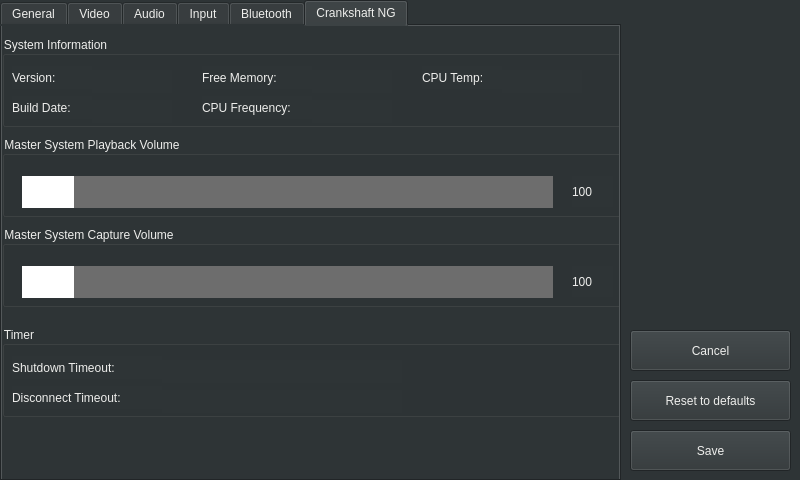
The window that src/autoapp/UI/settingswindow.ui (arash-rasouli/openauto) describes before a commit, drawn with Qt 5.
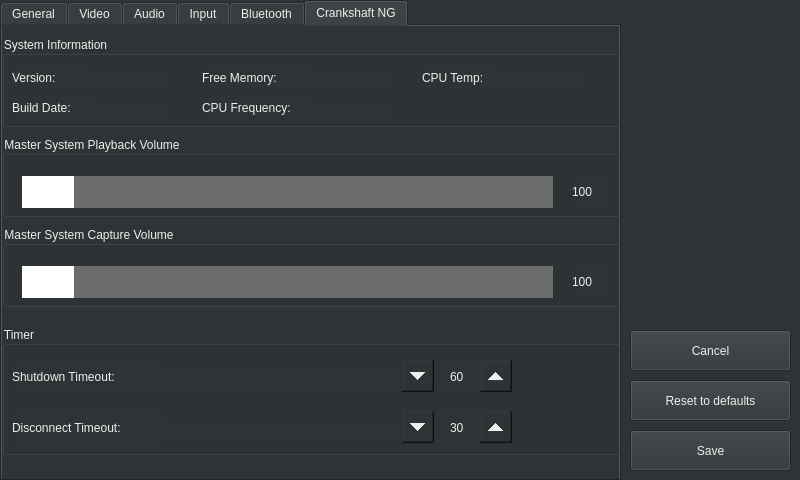
The same window after the commit. The open tabs and pages were chosen to show the change. Icons and pictures are not drawn.

Commit message: [gui] Adjust controls layout

Patch:
```diff
--- a/src/autoapp/UI/settingswindow.ui
+++ b/src/autoapp/UI/settingswindow.ui
@@ -1208,7 +1208,7 @@
        <x>0</x>
        <y>300</y>
        <width>621</width>
-       <height>91</height>
+       <height>129</height>
       </rect>
      </property>
      <property name="title">
@@ -1220,7 +1220,7 @@
         <x>10</x>
         <y>30</y>
         <width>150</width>
-        <height>23</height>
+        <height>41</height>
        </rect>
       </property>
       <property name="text">
@@ -1231,7 +1231,7 @@
       <property name="geometry">
        <rect>
         <x>160</x>
-        <y>34</y>
+        <y>42</y>
         <width>240</width>
         <height>23</height>
        </rect>
@@ -1244,9 +1244,9 @@
       <property name="geometry">
        <rect>
         <x>10</x>
-        <y>60</y>
+        <y>81</y>
         <width>150</width>
-        <height>23</height>
+        <height>41</height>
        </rect>
       </property>
       <property name="text">
@@ -1257,7 +1257,7 @@
       <property name="geometry">
        <rect>
         <x>160</x>
-        <y>64</y>
+        <y>93</y>
         <width>240</width>
         <height>23</height>
        </rect>
@@ -1266,6 +1266,76 @@
        <set>Qt::AlignLeading|Qt::AlignLeft|Qt::AlignTop</set>
       </property>
      </widget>
+     <widget class="QSpinBox" name="spinBoxDisconnect">
+      <property name="geometry">
+       <rect>
+        <x>400</x>
+        <y>81</y>
+        <width>110</width>
+        <height>41</height>
+       </rect>
+      </property>
+      <property name="styleSheet">
+       <string notr="true">QSpinBox::up-button { width: 32px; height: 32px;
+subcontrol-origin: margin;
+subcontrol-position: center right;
+}
+QSpinBox::down-button { width: 32px; height: 32px; 
+subcontrol-origin: margin;
+subcontrol-position: center left;
+}</string>
+      </property>
+      <property name="alignment">
+       <set>Qt::AlignCenter</set>
+      </property>
+      <property name="minimum">
+       <number>30</number>
+      </property>
+      <property name="maximum">
+       <number>300</number>
+      </property>
+      <property name="singleStep">
+       <number>10</number>
+      </property>
+     </widget>
+     <widget class="QSpinBox" name="spinBoxShutdown">
+      <property name="geometry">
+       <rect>
+        <x>400</x>
+        <y>30</y>
+        <width>110</width>
+        <height>41</height>
+       </rect>
+      </property>
+      <property name="styleSheet">
+       <string notr="true">QSpinBox::up-button { width: 32px; height: 32px;
+subcontrol-origin: margin;
+subcontrol-position: center right;
+}
+QSpinBox::down-button { width: 32px; height: 32px; 
+subcontrol-origin: margin;
+subcontrol-position: center left;
+}</string>
+      </property>
+      <property name="frame">
+       <bool>true</bool>
+      </property>
+      <property name="alignment">
+       <set>Qt::AlignCenter</set>
+      </property>
+      <property name="minimum">
+       <number>5</number>
+      </property>
+      <property name="maximum">
+       <number>60</number>
+      </property>
+      <property name="singleStep">
+       <number>5</number>
+      </property>
+      <property name="value">
+       <number>60</number>
+      </property>
+     </widget>
     </widget>
    </widget>
   </widget>
```
Left out of the diff: 59 changed lines with no effect on the pictures.
